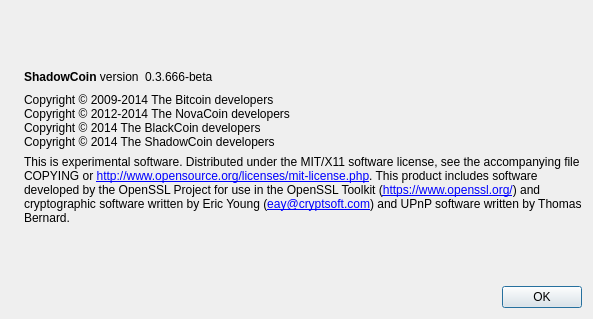
Above: src/qt/forms/aboutdialog.ui from openrightlabs/StealthCash before the change. Below: the same form after it.
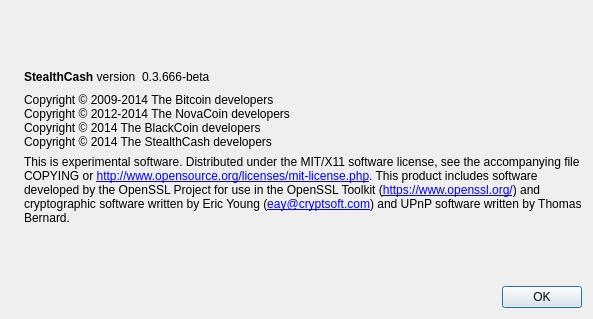
That is the form after the change. Icons and pictures are not drawn.

The edit to the form file:
```diff
--- a/src/qt/forms/aboutdialog.ui
+++ b/src/qt/forms/aboutdialog.ui
@@ -50,7 +50,7 @@
           <cursorShape>IBeamCursor</cursorShape>
          </property>
          <property name="text">
-          <string>&lt;b&gt;ShadowCoin&lt;/b&gt; version</string>
+          <string>&lt;b&gt;StealthCash&lt;/b&gt; version</string>
          </property>
          <property name="textInteractionFlags">
           <set>Qt::LinksAccessibleByMouse|Qt::TextSelectableByKeyboard|Qt::TextSelectableByMouse</set>
@@ -94,7 +94,7 @@
         <string>Copyright © 2009-2014 The Bitcoin developers
 Copyright © 2012-2014 The NovaCoin developers
 Copyright © 2014 The BlackCoin developers
-Copyright © 2014 The ShadowCoin developers</string>
+Copyright © 2014 The StealthCash developers</string>
        </property>
        <property name="textInteractionFlags">
         <set>Qt::LinksAccessibleByMouse|Qt::TextSelectableByKeyboard|Qt::TextSelectableByMouse</set>
```
Left out of the diff: 2 changed lines with no effect on the pictures.
